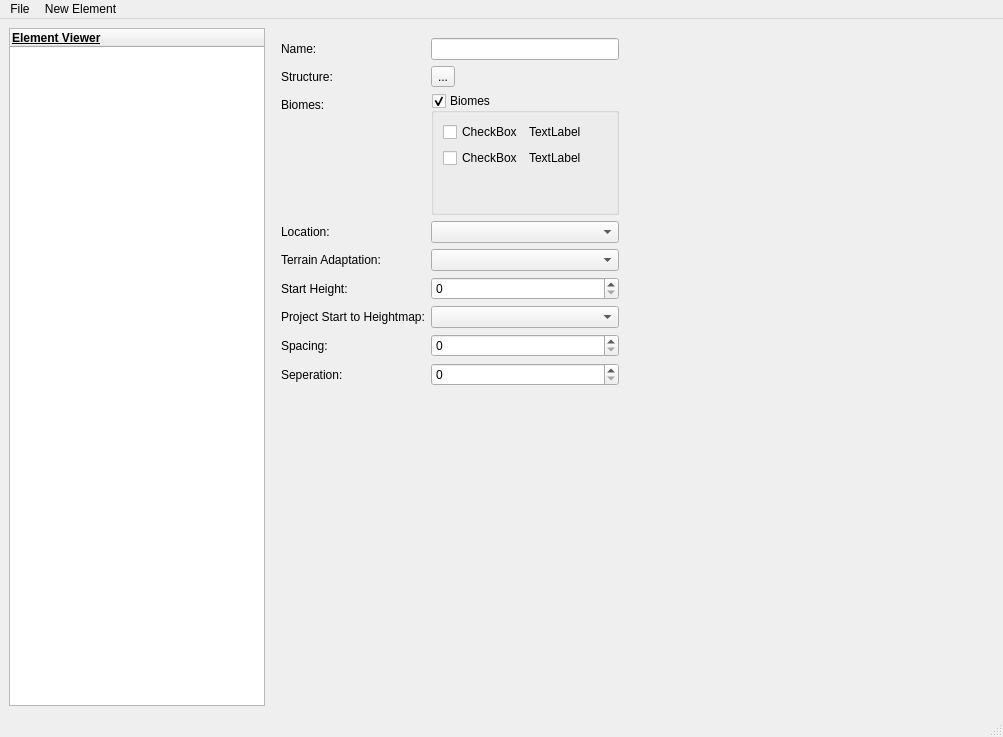
This is lib/UIs/ui.ui in Faith-and-Code-Technologies/mDirt as Qt 5 draws it before an edit. The edited form follows.
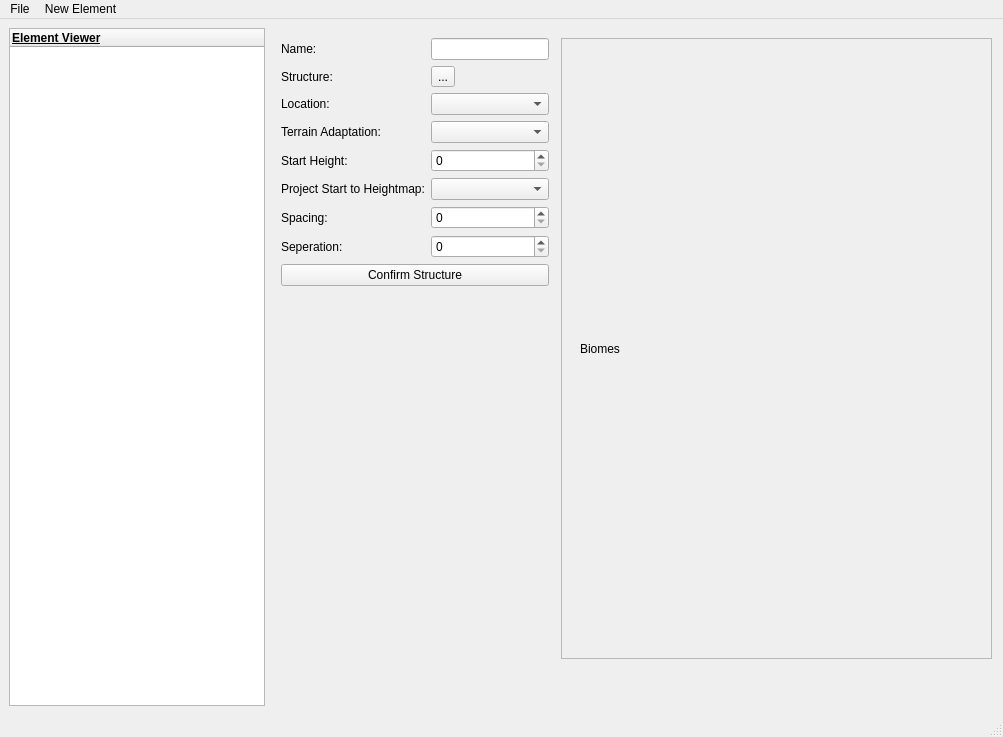
This is the edited form. The open tabs and pages were chosen to show the change.

```diff
--- a/lib/UIs/ui.ui
+++ b/lib/UIs/ui.ui
@@ -2060,8 +2060,8 @@
          <rect>
           <x>10</x>
           <y>10</y>
-          <width>338</width>
-          <height>348</height>
+          <width>268</width>
+          <height>262</height>
          </rect>
         </property>
         <layout class="QFormLayout" name="formLayout_9">
@@ -2075,135 +2075,127 @@
          <item row="0" column="1">
           <widget class="QLineEdit" name="structureName"/>
          </item>
+         <item row="1" column="0">
+          <widget class="QLabel" name="label_41">
+           <property name="text">
+            <string>Structure:</string>
+           </property>
+          </widget>
+         </item>
+         <item row="1" column="1">
+          <widget class="QToolButton" name="structureNBTButton">
+           <property name="text">
+            <string>...</string>
+           </property>
+          </widget>
+         </item>
          <item row="2" column="0">
-          <widget class="QLabel" name="label_34">
-           <property name="text">
-            <string>Biomes:</string>
-           </property>
-          </widget>
-         </item>
-         <item row="3" column="0">
           <widget class="QLabel" name="label_35">
            <property name="text">
             <string>Location:</string>
            </property>
           </widget>
          </item>
-         <item row="3" column="1">
+         <item row="2" column="1">
           <widget class="QComboBox" name="structureLocation"/>
          </item>
-         <item row="4" column="0">
+         <item row="3" column="0">
           <widget class="QLabel" name="label_36">
            <property name="text">
             <string>Terrain Adaptation:</string>
            </property>
           </widget>
          </item>
-         <item row="4" column="1">
+         <item row="3" column="1">
           <widget class="QComboBox" name="structureTerrainAdaptation"/>
          </item>
-         <item row="5" column="0">
+         <item row="4" column="0">
           <widget class="QLabel" name="label_37">
            <property name="text">
             <string>Start Height:</string>
            </property>
           </widget>
          </item>
-         <item row="5" column="1">
+         <item row="4" column="1">
           <widget class="QSpinBox" name="structureStartHeight"/>
          </item>
-         <item row="6" column="0">
+         <item row="5" column="0">
           <widget class="QLabel" name="label_38">
            <property name="text">
             <string>Project Start to Heightmap:</string>
            </property>
           </widget>
          </item>
-         <item row="6" column="1">
+         <item row="5" column="1">
           <widget class="QComboBox" name="structurePSTH"/>
          </item>
-         <item row="7" column="0">
+         <item row="6" column="0">
           <widget class="QLabel" name="label_39">
            <property name="text">
             <string>Spacing:</string>
            </property>
           </widget>
          </item>
-         <item row="7" column="1">
+         <item row="6" column="1">
           <widget class="QSpinBox" name="structureSpacing"/>
          </item>
-         <item row="8" column="0">
+         <item row="7" column="0">
           <widget class="QLabel" name="label_40">
            <property name="text">
             <string>Seperation:</string>
            </property>
           </widget>
          </item>
-         <item row="8" column="1">
+         <item row="7" column="1">
           <widget class="QSpinBox" name="structureSeperation"/>
          </item>
-         <item row="1" column="0">
-          <widget class="QLabel" name="label_41">
+         <item row="8" column="0" colspan="2">
+          <widget class="QPushButton" name="structureConfirmButton">
            <property name="text">
-            <string>Structure:</string>
+            <string>Confirm Structure</string>
            </property>
           </widget>
          </item>
-         <item row="1" column="1">
-          <widget class="QToolButton" name="structureNBTButton">
-           <property name="text">
-            <string>...</string>
-           </property>
-          </widget>
-         </item>
-         <item row="2" column="1">
-          <widget class="QGroupBox" name="structureBiomesBox">
-           <property name="sizePolicy">
-            <sizepolicy hsizetype="Preferred" vsizetype="Expanding">
-             <horstretch>0</horstretch>
-             <verstretch>0</verstretch>
-            </sizepolicy>
-           </property>
-           <property name="title">
-            <string>Biomes</string>
-           </property>
-           <property name="checkable">
-            <bool>true</bool>
-           </property>
-           <layout class="QFormLayout" name="formLayout_11">
-            <item row="0" column="0">
-             <widget class="QCheckBox" name="checkBox">
-              <property name="text">
-               <string>CheckBox</string>
-              </property>
-             </widget>
-            </item>
-            <item row="0" column="1">
-             <widget class="QLabel" name="label_42">
-              <property name="text">
-               <string>TextLabel</string>
-              </property>
-             </widget>
-            </item>
-            <item row="1" column="0">
-             <widget class="QCheckBox" name="checkBox_2">
-              <property name="text">
-               <string>CheckBox</string>
-              </property>
-             </widget>
-            </item>
-            <item row="1" column="1">
-             <widget class="QLabel" name="label_43">
-              <property name="text">
-               <string>TextLabel</string>
-              </property>
-             </widget>
-            </item>
-           </layout>
-          </widget>
-         </item>
         </layout>
        </widget>
+       <widget class="QScrollArea" name="biomeScrollArea">
+        <property name="geometry">
+         <rect>
+          <x>290</x>
+          <y>10</y>
+          <width>431</width>
+          <height>621</height>
+         </rect>
+        </property>
+        <property name="widgetResizable">
+         <bool>true</bool>
+        </property>
+        <widget class="QWidget" name="scrollAreaWidgetContents_2">
+         <property name="geometry">
+          <rect>
+           <x>0</x>
+           <y>0</y>
+           <width>429</width>
+           <height>619</height>
+          </rect>
+         </property>
+         <layout class="QVBoxLayout" name="verticalLayout">
+          <item>
+           <widget class="QWidget" name="viomeScrollContents" native="true">
+            <layout class="QVBoxLayout" name="verticalLayout_3">
+             <item>
+              <widget class="QLabel" name="biomeScrollContents">
+               <property name="text">
+                <string>Biomes</string>
+               </property>
+              </widget>
+             </item>
+            </layout>
+           </widget>
+          </item>
+         </layout>
+        </widget>
+       </widget>
       </widget>
      </widget>
     </item>
```
